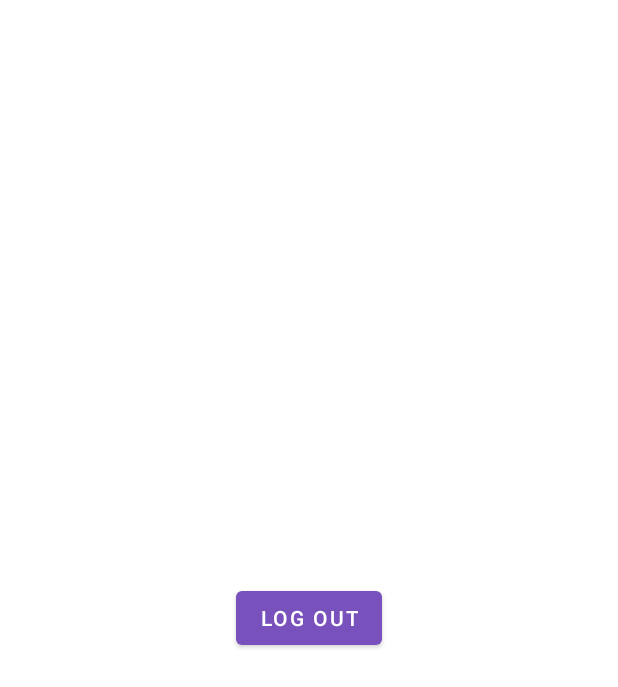
After one commit to Andreasgdp/HyperChat, an Android app: the layout fragment_main.xml on its own in the app's theme, with its tools: preview values and no code run, on a phone screen of 412 x 824 dp. The commit adds this screen. Shown: the top 687 px of the screen. Run offline under Robolectric (Android 15) with nearby library versions, the phone set to English and light mode, and no system bars.

Commit message:
Converted basic log in system to fragments

```diff
--- a/app/build.gradle
+++ b/app/build.gradle
@@ -40,6 +40,7 @@ android {
 
 dependencies {
 
+    implementation 'androidx.legacy:legacy-support-v4:1.0.0'
     def lifecycle_version = "2.5.0-alpha04"
     def arch_version = "2.1.0"
 
--- /dev/null
+++ b/app/src/main/res/layout/fragment_main.xml
@@ -0,0 +1,19 @@
+<?xml version="1.0" encoding="utf-8"?>
+<androidx.constraintlayout.widget.ConstraintLayout xmlns:android="http://schemas.android.com/apk/res/android"
+    xmlns:app="http://schemas.android.com/apk/res-auto"
+    xmlns:tools="http://schemas.android.com/tools"
+    android:layout_width="match_parent"
+    android:layout_height="match_parent"
+    tools:context=".views.SignUpActivity">
+
+    <Button
+        android:id="@+id/btnSignOut"
+        android:layout_width="wrap_content"
+        android:layout_height="wrap_content"
+        android:text="@string/text_menu_log_out"
+        app:layout_constraintBottom_toBottomOf="parent"
+        app:layout_constraintEnd_toEndOf="parent"
+        app:layout_constraintHorizontal_bias="0.5"
+        app:layout_constraintStart_toStartOf="parent"
+        app:layout_constraintTop_toTopOf="parent" />
+</androidx.constraintlayout.widget.ConstraintLayout>
--- a/app/src/main/res/values/strings.xml
+++ b/app/src/main/res/values/strings.xml
@@ -12,4 +12,6 @@
     <string name="btn_facebook">FACEBOOK</string>
     <string name="btn_sign_up">Sign Up</string>
     <string name="btn_sign_in">Sign In</string>
+    <!-- TODO: Remove or change this placeholder text -->
+    <string name="hello_blank_fragment">Hello blank fragment</string>
 </resources>
--- a/build.gradle
+++ b/build.gradle
@@ -11,7 +11,7 @@ buildscript {
 plugins {
     id 'com.android.application' version '7.1.2' apply false
     id 'com.android.library' version '7.1.2' apply false
-    id 'org.jetbrains.kotlin.android' version '1.5.30' apply false
+    id 'org.jetbrains.kotlin.android' version '1.6.10' apply false
 }
 
 task clean(type: Delete) {
```
Also changed, not shown: app/src/main/java/com/example/chat/repository/AuthRepository.kt (added, +82 -0 lines), app/src/main/java/com/example/chat/viewModels/AuthViewModel.kt (added, +29 -0 lines), app/src/main/java/com/example/chat/views/MainFragment.kt (added, +39 -0 lines), app/src/main/java/com/example/chat/views/SignInFragment.kt (+34 -2 lines), app/src/main/java/com/example/chat/views/SignUpFragment.kt (+29 -0 lines), app/src/main/res/navigation/nav_graph.xml (+15 -0 lines).
